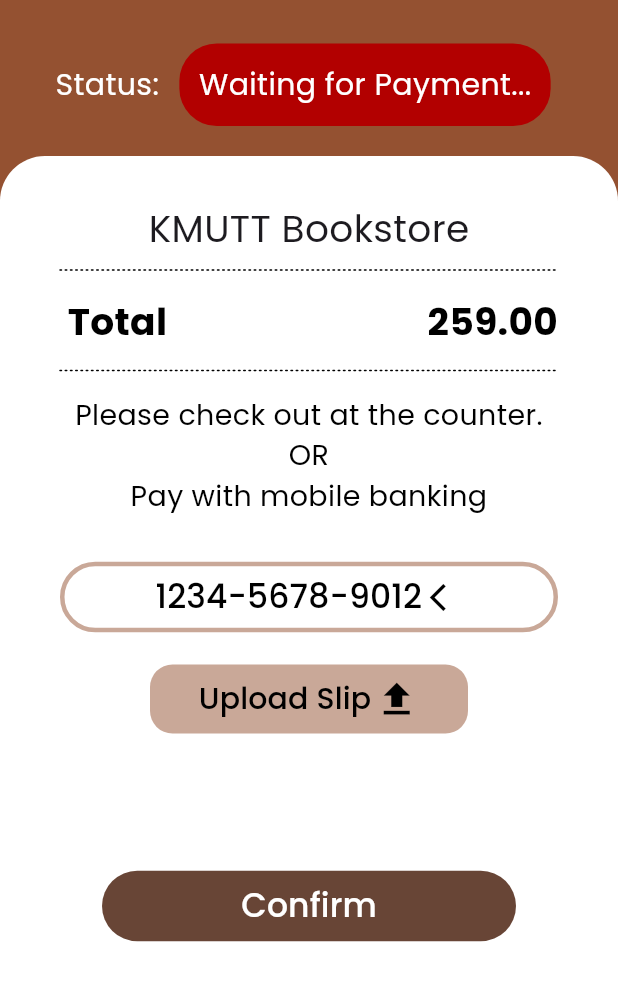
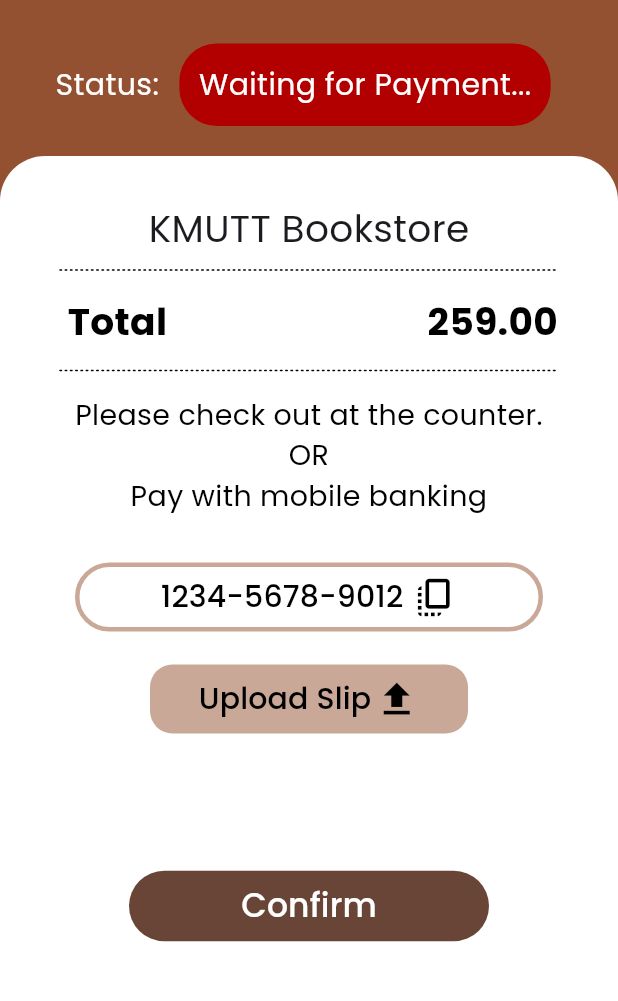
Before and after one commit to jedipw/paystation_frontend, a Flutter app: the PaymentPage screen opened directly with empty values, on a phone screen of 412 x 824 dp, the part 159-1160 px from its top. Run offline on Flutter 3.47's test engine with Material 3 defaults, Android fonts, the phone set to English and light mode, and no system bars; our stand-ins replace camera, flutter_dotenv, image_picker, loading_animation_widget; missing offline and left inert: pytorch_lite.

Commit message:
[ADD]finish all elements in slip page
There is only function left

```diff
--- a/lib/page/payment_page.dart
+++ b/lib/page/payment_page.dart
@@ -221,9 +221,9 @@ class PaymentPage extends StatelessWidget {
                   ),
                   Padding(
                     padding: const EdgeInsets.fromLTRB(
-                      40,
+                      50,
                       30,
-                      40,
+                      50,
                       20,
                     ), // Add space above the button
                     child: TextButton(
@@ -262,25 +262,34 @@ class PaymentPage extends StatelessWidget {
                       child: const Row(
                         mainAxisAlignment: MainAxisAlignment.center,
                         children: [
-
-                           // Add some space between the icon and text
                           Text(
                             '1234-5678-9012',
                             style: TextStyle(
                               color: Color.fromARGB(255, 0, 0, 0),
-                              fontSize: 22,
+                              fontSize: 20,
                               fontFamily: 'Poppins',
                             ),
                           ),
-                          SizedBox(
-                              width:
-                                  5),
-                              Icon(
-                            Icons
-                                .arrow_back_ios, // Replace with the desired icon
+                          SizedBox(width: 6),
+                          Icon(
+                            Icons.copy_all_outlined,
                             color: Color.fromARGB(255, 0, 0, 0),
-                            size: 22, // Adjust the size as needed
+                            size: 30, // Adjust the size as needed
                           ),
+                           // Add some space between the icon and text
+                          // const Text(
+                          //   '1234-5678-9012',
+                          //   style: TextStyle(
+                          //     color: Color.fromARGB(255, 0, 0, 0),
+                          //     fontSize: 22,
+                          //     fontFamily: 'Poppins',
+                          //   ),
+                          // ),
+                          // const SizedBox(
+                          //     width:
+                          //         5),
+                          //   Image.asset('./assets/icons/content_copy.png')
+
                         ],
                       ),
                     ),
@@ -352,7 +361,7 @@ class PaymentPage extends StatelessWidget {
                           ),
                         ),
                         minimumSize: MaterialStateProperty.all<Size>(
-                          const Size(276, 0), // Set the minimum width to 276
+                          const Size(240, 0), // Set the minimum width to 276
                         ),
                       ),
                       onPressed: () {
```
